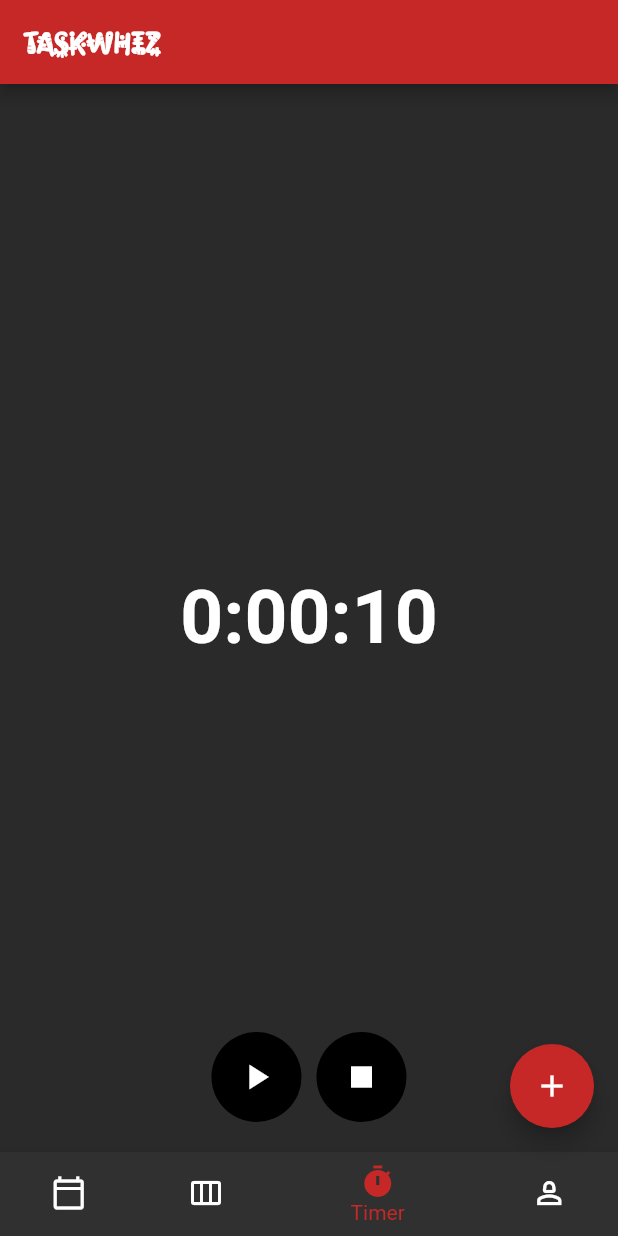
After one commit to priyanshi3/ToDoList, a Flutter app: the screen it shows once a user with an empty profile is signed in, item 3 of the bottom bar chosen, after a tap on the "play arrow" icon, after a tap on the "stop" icon, on a phone screen of 412 x 824 dp. The commit adds this screen. Run offline on Flutter 3.47's test engine with Material 2 defaults, Android fonts, the phone set to English and light mode, and no system bars; our stand-ins replace audioplayers, cached_network_image, cloud_firestore, email_validator, firebase_auth, firebase_core; accounts and stored records are empty.

Commit message:
Profile and timer page

```diff
--- /dev/null
+++ b/lib/page/home_screen.dart
@@ -0,0 +1,95 @@
+import 'package:flutter/material.dart';
+import 'package:login/screens/profile_screen.dart';
+import 'package:login/screens/timer_screen.dart';
+
+import '../widget/new_widget.dart';
+
+class HomeScreen extends StatefulWidget {
+  const HomeScreen({super.key});
+
+  @override
+  State<HomeScreen> createState() => _HomeScreenState();
+}
+
+class _HomeScreenState extends State<HomeScreen> {
+  int _currentIndex = 3;
+
+  @override
+  Widget build(BuildContext context) {
+    return Scaffold(
+      appBar: AppBar(
+        title: Text(
+          'TaskWhiz',
+          style: TextStyle(
+            fontFamily: 'Kablammo',
+            fontSize: 20,
+            fontWeight: FontWeight.bold,
+          ),
+        ),
+        backgroundColor: Colors.red.shade800,
+      ),
+      body: _getBody(),
+      bottomNavigationBar: BottomNavigationBar(
+        currentIndex: _currentIndex,
+        selectedItemColor: Colors.red.shade800,
+        unselectedItemColor: Colors.white,
+        backgroundColor: Colors.black,
+        items: [
+          BottomNavigationBarItem(
+            icon: Icon(Icons.calendar_today_outlined),
+            label: 'Daily',
+          ),
+          BottomNavigationBarItem(
+            icon: Icon(Icons.view_week_outlined),
+            label: 'Weekly',
+          ),
+          BottomNavigationBarItem(
+            icon: Icon(Icons.timer),
+            label: 'Timer',
+          ),
+          BottomNavigationBarItem(
+            icon: Icon(Icons.person_2_outlined),
+            label: 'Profile',
+          ),
+        ],
+        onTap: (index) {
+          setState(() {
+            _currentIndex = index;
+          });
+        },
+      ),
+      floatingActionButton: FloatingActionButton(
+        heroTag: "AddTask",
+        onPressed: () {
+          Navigator.push(
+              context, MaterialPageRoute(builder: (context) => NewWidget()));
+        },
+        child: Icon(Icons.add),
+        backgroundColor: Colors.red.shade800,
+      ),
+    );
+  }
+
+  Widget _getBody() {
+    switch (_currentIndex) {
+      case 0:
+        return Container(
+          child: Center(
+            child: Text('Daily '),
+          ),
+        );
+      case 1:
+        return Container(
+          child: Center(
+            child: Text('Weekly Schedule'),
+          ),
+        );
+      case 2:
+        return TimerScreen();
+      case 3:
+        return ProfileScreen();
+      default:
+        return Container();
+    }
+  }
+}
--- a/lib/page/verify_email_page.dart
+++ b/lib/page/verify_email_page.dart
@@ -1,9 +1,9 @@
-
 import 'dart:async';
 
 import 'package:firebase_auth/firebase_auth.dart';
 import 'package:flutter/cupertino.dart';
 import 'package:flutter/material.dart';
+import 'package:login/page/home_screen.dart';
 
 import '../utils.dart';
 import 'home_page.dart';
@@ -24,12 +24,12 @@ class _VerifyEmailPageState extends State<VerifyEmailPage> {
 
     isEmailVerified = FirebaseAuth.instance.currentUser!.emailVerified;
 
-    if(!isEmailVerified) {
+    if (!isEmailVerified) {
       sendVerificationEmail();
 
       timer = Timer.periodic(
         Duration(seconds: 3),
-          (_) => checkEmailVerified(),
+        (_) => checkEmailVerified(),
       );
     }
   }
@@ -42,12 +42,12 @@ class _VerifyEmailPageState extends State<VerifyEmailPage> {
 
   Future checkEmailVerified() async {
     //call after email verification
-      await FirebaseAuth.instance.currentUser!.reload();
-      setState(() {
-        isEmailVerified = FirebaseAuth.instance.currentUser!.emailVerified;
-      });
+    await FirebaseAuth.instance.currentUser!.reload();
+    setState(() {
+      isEmailVerified = FirebaseAuth.instance.currentUser!.emailVerified;
+    });
 
-      if(isEmailVerified) timer?.cancel();
+    if (isEmailVerified) timer?.cancel();
   }
 
   Future sendVerificationEmail() async {
@@ -65,7 +65,7 @@ class _VerifyEmailPageState extends State<VerifyEmailPage> {
 
   @override
   Widget build(BuildContext context) => isEmailVerified
-      ? HomePage()
+      ? HomeScreen()
       : Scaffold(
           appBar: AppBar(
             title: Text('Verify Email'),
@@ -80,19 +80,26 @@ class _VerifyEmailPageState extends State<VerifyEmailPage> {
                   style: TextStyle(fontSize: 20),
                   textAlign: TextAlign.center,
                 ),
-                SizedBox(height: 24,),
+                SizedBox(
+                  height: 24,
+                ),
                 ElevatedButton.icon(
                   style: ElevatedButton.styleFrom(
                     minimumSize: Size.fromHeight(50),
                   ),
-                  icon: Icon(Icons.email, size: 32,),
+                  icon: Icon(
+                    Icons.email,
+                    size: 32,
+                  ),
                   label: Text(
                     'Resent Email',
                     style: TextStyle(fontSize: 24),
                   ),
                   onPressed: canResendEmail ? sendVerificationEmail : null,
                 ),
-                SizedBox(height: 8,),
+                SizedBox(
+                  height: 8,
+                ),
                 TextButton(
                   style: ElevatedButton.styleFrom(
                     minimumSize: Size.fromHeight(50),
@@ -105,6 +112,5 @@ class _VerifyEmailPageState extends State<VerifyEmailPage> {
                 )
               ],
             ),
-          )
-      );
+          ));
 }
--- /dev/null
+++ b/lib/screens/profile_screen.dart
@@ -0,0 +1,274 @@
+import 'package:flutter/material.dart';
+import 'package:firebase_auth/firebase_auth.dart';
+import 'package:cloud_firestore/cloud_firestore.dart';
+import 'package:cached_network_image/cached_network_image.dart';
+import 'dart:math';
+
+class ProfileScreen extends StatefulWidget {
+  const ProfileScreen({Key? key}) : super(key: key);
+
+  @override
+  State<ProfileScreen> createState() => _ProfileScreenState();
+}
+
+class _ProfileScreenState extends State<ProfileScreen> {
+  late User? _user = FirebaseAuth.instance.currentUser;
+  final _formKey = GlobalKey<FormState>();
+  late TextEditingController _nameController;
+  int _selectedImageIndex = 0;
+  bool _userDataLoaded = false;
+
+  @override
+  void initState() {
+    super.initState();
+    _nameController = TextEditingController();
+    _loadUserData(); // Load user data when the screen is initialized
+  }
+
+  Future<void> _loadUserData() async {
+    // Assuming _user is not null here
+    DocumentSnapshot<Map<String, dynamic>> snapshot = await FirebaseFirestore
+        .instance
+        .collection('User_Details')
+        .doc(_user!.uid)
+        .get();
+
+    if (snapshot.exists) {
+      // User data exists in the database
+      setState(() {
+        _nameController.text =
+            snapshot.data()!['name'] ?? _generateRandomName();
+        _selectedImageIndex = snapshot.data()!['selectedImageIndex'] ?? 0;
+        _userDataLoaded = true;
+      });
+    } else {
+      // User data doesn't exist, generate a random name and select a random image
+      _nameController.text = _generateRandomName();
+      _selectedImageIndex = _generateRandomImageIndex();
+      _saveDetails(); // Save the initial details to the database
+    }
+  }
+
+  String _generateRandomName() {
+    List<String> adjectives = ['Crazy', 'Silly', 'Wacky', 'Whimsical', 'Zany'];
+    List<String> nouns = [
+      'Elephant',
+      'Banana',
+      'Penguin',
+      'Sunflower',
+      'Pizza'
+    ];
+
+    Random random = Random();
+    String adjective = adjectives[random.nextInt(adjectives.length)];
+    String noun = nouns[random.nextInt(nouns.length)];
+
+    return '$adjective $noun';
+  }
+
+  int _generateRandomImageIndex() {
+    Random random = Random();
+    return random.nextInt(6);
+  }
+
+  @override
+  Widget build(BuildContext context) {
+    if (!_userDataLoaded) {
+      return Center(
+        child: CircularProgressIndicator(),
+      );
+    }
+
+    return _buildProfile();
+  }
+
+  Widget _buildProfile() {
+    return _user != null
+        ? SingleChildScrollView(
+            child: Column(
+            crossAxisAlignment: CrossAxisAlignment.center,
+            mainAxisAlignment: MainAxisAlignment.start,
+            children: [
+              SizedBox(height: 100),
+              CircleAvatar(
+                radius: 70,
+                backgroundImage: AssetImage(
+                    'assets/images/pic${_selectedImageIndex + 1}.png'),
+              ),
+              SizedBox(height: 16),
+              Text(
+                'Hello,',
+                style: TextStyle(
+                  fontSize: 18,
+                  fontWeight: FontWeight.bold,
+                  fontFamily: 'MarckScript',
+                ),
+              ),
+              SizedBox(height: 10),
+              Text(
+                _nameController.text,
+                style: TextStyle(
+                  fontSize: 30,
+                  fontWeight: FontWeight.bold,
+                  fontFamily: 'Satisfy',
+                ),
+              ),
+              SizedBox(height: 16),
+              Text(
+                'Email: ${_user!.email}',
+                style: TextStyle(
+                  fontSize: 16,
+                  fontFamily: 'MarckScript',
+                ),
+              ),
+              SizedBox(height: 24),
+              Row(
+                mainAxisAlignment: MainAxisAlignment.center,
+                children: [
+                  IconButton(
+                    icon: Icon(Icons.edit),
+                    onPressed: () {
+                      showDialog(
+                        context: context,
+                        builder: (context) => _buildEditProfileDialog(),
+                      );
+                    },
+                  ),
+                  SizedBox(width: 16),
+                  IconButton(
+                    icon: Icon(
+                      Icons.logout,
+                      color: Colors.red.shade500,
+                    ),
+                    onPressed: () {
+                      FirebaseAuth.instance.signOut();
+                    },
+                  ),
+                ],
+              ),
+            ],
+          ))
+        : Center(
+            child: CircularProgressIndicator(),
+          );
+  }
+
+  Widget _buildEditProfileDialog() {
+    return AlertDialog(
+      title: Text('Edit Profile'),
+      content: SingleChildScrollView(
+        child: Column(
+          mainAxisSize: MainAxisSize.min,
+          children: [
+            TextFormField(
+              controller: _nameController,
+              decoration: InputDecoration(labelText: 'Your name'),
+              style: TextStyle(
+                fontFamily: 'Satisfy',
+                fontSize: 18,
+                fontWeight: FontWeight.w400,
+              ),
+            ),
+            SizedBox(height: 16),
+            _buildImagePicker(),
+          ],
+        ),
+      ),
+      actions: [
+        TextButton(
+          onPressed: () {
+            Navigator.pop(context); // Close the dialog
+          },
+          child: Text(
+            'Cancel',
+            style: TextStyle(
+              fontFamily: 'Satisfy',
+              fontSize: 18,
+              fontWeight: FontWeight.w400,
+            ),
+          ),
+        ),
+        ElevatedButton(
+          onPressed: () {
+            _saveDetails();
+            Navigator.pop(context); // Close the dialog
+          },
+          child: Text(
+            'Save',
+            style: TextStyle(
+              fontFamily: 'Satisfy',
+              fontSize: 18,
+              fontWeight: FontWeight.w400,
+            ),
+          ),
+        ),
+      ],
+    );
+  }
+
+  Widget _buildImagePicker() {
+    return Column(
+      crossAxisAlignment: CrossAxisAlignment.start,
+      children: [
+        Text(
+          'Select Profile Image:',
+          style: TextStyle(
+              fontFamily: 'MarckScript',
+              fontSize: 12,
+              fontWeight: FontWeight.w600),
+        ),
+        SizedBox(height: 10),
+        Wrap(
+          spacing: 8.0,
+          children: List.generate(6, (index) {
+            return GestureDetector(
+              onTap: () {
+                setState(() {
+                  _selectedImageIndex = index;
+                });
+              },
+              child: CircleAvatar(
+                radius: 25,
+                backgroundColor: _selectedImageIndex == index
+                    ? Colors.blue.withOpacity(0.9)
+                    : Colors.transparent,
+                child: CircleAvatar(
+                  radius: 24,
+                  backgroundImage:
+                      AssetImage('assets/images/pic${index + 1}.png'),
+                ),
+              ),
+            );
+          }),
+        ),
+      ],
+    );
+  }
+
+  void _saveDetails() {
+    final userDetails = {
+      'name': _nameController.text,
+      'selectedImageIndex': _selectedImageIndex,
+    };
+
+    // Assuming _user is not null here
+    FirebaseFirestore.instance
+        .collection('User_Details')
+        .doc(_user!.uid)
+        .set(userDetails)
+        .then((value) {
+      ScaffoldMessenger.of(context).showSnackBar(
+        SnackBar(
+          content: Text('User details saved successfully'),
+        ),
+      );
+      _loadUserData();
+    }).catchError((error) {
+      ScaffoldMessenger.of(context).showSnackBar(
+        SnackBar(
+          content: Text('Failed to save user details: $error'),
+        ),
+      );
+    });
+  }
+}
--- /dev/null
+++ b/lib/screens/timer_screen.dart
@@ -0,0 +1,218 @@
+import 'dart:io';
+import 'package:path_provider/path_provider.dart';
+import 'package:audioplayers/audioplayers.dart';
+import 'package:flutter/services.dart' show rootBundle;
+import 'package:flutter/cupertino.dart';
+import 'package:flutter/material.dart';
+
+import '../shared/RoundButton.dart';
+
+class TimerScreen extends StatefulWidget {
+  const TimerScreen({Key? key});
+
+  @override
+  State<TimerScreen> createState() => _TimerScreenState();
+}
+
+class _TimerScreenState extends State<TimerScreen>
+    with TickerProviderStateMixin {
+  late AnimationController controller;
+  bool isPlaying = false;
+  AudioPlayer audioPlayer = AudioPlayer();
+  bool isRainSoundPlaying = false;
+
+  String get countText {
+    Duration count = controller.duration! * controller.value;
+    return controller.isDismissed
+        ? '${controller.duration!.inHours}:${(controller.duration!.inMinutes % 60).toString().padLeft(2, '0')}:${(controller.duration!.inSeconds % 60).toString().padLeft(2, '0')}'
+        : '${count.inHours}:${(count.inMinutes % 60).toString().padLeft(2, '0')}:${(count.inSeconds % 60).toString().padLeft(2, '0')}';
+  }
+
+  double progress = 1.0;
+
+  Future<void> _playRainSound() async {
+    if (!isRainSoundPlaying) {
+      try {
+        final dir = await getTemporaryDirectory();
+        final file = File('${dir.path}/rain_sound.mp3');
+        final data = await rootBundle.load('assets/rain_sound.mp3');
+        await file.writeAsBytes(data.buffer.asUint8List());
+
+        await audioPlayer.play(UrlSource(file.path));
+        isRainSoundPlaying = true;
+      } catch (e) {
+        print(e);
+      }
+    }
+  }
+
+  void _stopRainSound() {
+    if (isRainSoundPlaying) {
+      audioPlayer.stop();
+      isRainSoundPlaying = false;
+    }
+  }
+
+  @override
+  void initState() {
+    super.initState();
+    controller = AnimationController(
+      vsync: this,
+      duration: const Duration(
+        hours: 0,
+        minutes: 0,
+        seconds: 10,
+      ),
+    );
+
+    controller.addListener(() {
+      setState(() {
+        progress = controller.value;
+      });
+    });
+    controller.addStatusListener((status) {
+      if (status == AnimationStatus.dismissed) {
+        setState(() {
+          isPlaying = false;
+        });
+        if (controller.isDismissed) {
+          _playRingtone();
+          if (controller.duration!.inSeconds > 540) {
+            _playRainSound();
+          } else {
+            _stopRainSound();
+          }
+        }
+      }
+    });
+  }
+
+  @override
+  void dispose() {
+    controller.dispose();
+    audioPlayer.dispose();
+    super.dispose();
+  }
+
+  Future<void> _playRingtone() async {
+    try {
+      final dir = await getTemporaryDirectory();
+      final file = File('${dir.path}/ringtone.mp3');
+      final data = await rootBundle.load('assets/ringtone.mp3');
+      await file.writeAsBytes(data.buffer.asUint8List());
+
+      await audioPlayer.play(UrlSource(file.path));
+    } catch (e) {
+      print(e);
+    }
+  }
+
+  @override
+  Widget build(BuildContext context) {
+    return Scaffold(
+      backgroundColor: Colors.black12,
+      body: Column(
+        children: [
+          Expanded(
+            child: Stack(
+              alignment: Alignment.center,
+              children: [
+                SizedBox(
+                  width: 300,
+                  height: 300,
+                  child: CircularProgressIndicator(
+                    value: progress,
+                    strokeWidth: 6,
+                  ),
+                ),
+                GestureDetector(
+                  onTap: () {
+                    if (controller.isDismissed) {
+                      showModalBottomSheet(
+                        context: context,
+                        builder: (context) => Container(
+                          height: 300,
+                          color: Colors.white,
+                          child: CupertinoTimerPicker(
+                            initialTimerDuration: controller.duration!,
+                            onTimerDurationChanged: (time) {
+                              setState(() {
+                                controller.duration = time;
+                              });
+                            },
+                          ),
+                        ),
+                      );
+                    }
+                  },
+                  child: AnimatedBuilder(
+                    animation: controller,
+                    builder: (context, child) {
+                      return Text(
+                        countText,
+                        style: TextStyle(
+                          fontSize: 50,
+                          fontWeight: FontWeight.bold,
+                        ),
+                      );
+                    },
+                  ),
+                ),
+                Align(
+                  alignment: Alignment.bottomCenter,
+                  child: Padding(
+                    padding: const EdgeInsets.symmetric(
+                        horizontal: 10, vertical: 20),
+                    child: Row(
+                      mainAxisAlignment: MainAxisAlignment.center,
+                      crossAxisAlignment: CrossAxisAlignment.end,
+                      children: [
+                        GestureDetector(
+                          onTap: () {
+                            if (controller.isAnimating) {
+                              controller.stop();
+                              setState(() {
+                                isPlaying = false;
+                              });
+                              _stopRainSound(); // Stop rain sound
+                            } else {
+                              controller.reverse(
+                                  from: controller.value == 0.0
+                                      ? 1.0
+                                      : controller.value);
+                              setState(() {
+                                isPlaying = true;
+                              });
+                              _playRainSound(); // Play rain sound
+                            }
+                          },
+                          child: RoundButton(
+                            icon: isPlaying == true
+                                ? Icons.pause
+                                : Icons.play_arrow,
+                          ),
+                        ),
+                        GestureDetector(
+                          onTap: () {
+                            controller.reset();
+                            setState(() {
+                              isPlaying = false;
+                            });
+                            _stopRainSound(); // Stop rain sound
+                          },
+                          child: RoundButton(
+                            icon: Icons.stop,
+                          ),
+                        )
+                      ],
+                    ),
+                  ),
+                ),
+              ],
+            ),
+          )
+        ],
+      ),
+    );
+  }
+}
--- /dev/null
+++ b/lib/shared/RoundButton.dart
@@ -0,0 +1,26 @@
+import 'package:flutter/material.dart';
+
+class RoundButton extends StatelessWidget {
+  const RoundButton({
+    Key? key,
+    required this.icon,
+  }) : super(key: key);
+
+  final IconData icon;
+
+  @override
+  Widget build(BuildContext context) {
+    return Padding(
+      padding: const EdgeInsets.symmetric(
+        horizontal: 5,
+      ),
+      child: CircleAvatar(
+        radius: 30,
+        child: Icon(
+          icon,
+          size: 28,
+        ),
+      ),
+    );
+  }
+}
```
Also changed, not shown: lib/page/home_page.dart (+10 -2 lines), pubspec.yaml (+12 -54 lines), assets/images/pic1.png (added), assets/images/pic2.png (added), assets/images/pic3.png (added), assets/images/pic4.png (added), assets/images/pic5.png (added), assets/images/pic6.png (added), lib/screens/daily_schedule_screen.dart (added), lib/screens/monthly_schedule_screen.dart (added), pubspec.lock, 7 other files.
